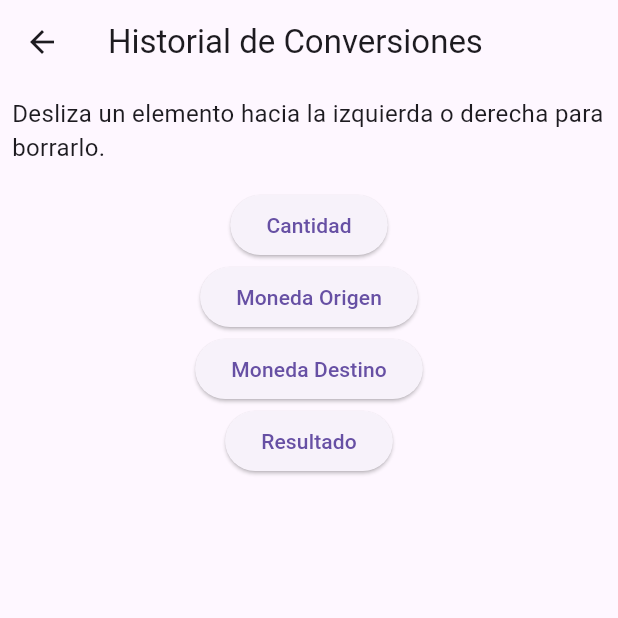
After one commit to codingwithanas/conversor_monedes, a Flutter app: the screen it shows after launch, after a tap on "Ver Historial", on a phone screen of 412 x 824 dp, the top half of it. The commit adds this screen. Run offline on Flutter 3.47's test engine with Material 3 defaults, Android fonts, the phone set to English and light mode, and no system bars; our stand-ins replace hive, hive_flutter; accounts and stored records are empty.

Commit message:
Commit Final

```diff
--- /dev/null
+++ b/lib/data/database.dart
@@ -0,0 +1,21 @@
+import 'package:hive/hive.dart';
+import 'package:conversor_monedes/page/conversion.dart';
+class Database {
+  static Box? _box;
+
+  static Future<void> init() async {
+    _box = await Hive.openBox('conversionesBox');
+  }
+
+  static Future<void> guardarConversion(Conversion conversion) async {
+    await _box?.add(conversion.toMap());
+  }
+
+  static List<Conversion> leerConversiones() {
+    return _box?.values.map((e) => Conversion.fromMap(e)).toList() ?? [];
+  }
+
+  static Future<void> borrarConversion(int key) async {
+    await _box?.delete(key);
+  }
+}
--- a/lib/main.dart
+++ b/lib/main.dart
@@ -1,7 +1,15 @@
 import 'package:flutter/material.dart';
+import 'package:hive_flutter/adapters.dart';
+import 'package:conversor_monedes/data/database.dart';
 import 'page/pagina_inicial.dart';
 
-void main() => runApp(conversor_monedes());
+
+void main() async {
+  WidgetsFlutterBinding.ensureInitialized();
+  await Hive.initFlutter();
+  await Database.init();
+  runApp(conversor_monedes());
+}
 
 class conversor_monedes extends StatelessWidget {
   @override
--- /dev/null
+++ b/lib/page/componentes/historial_ordenar.dart
@@ -0,0 +1,21 @@
+// historial_ordenar.dart
+import 'package:conversor_monedes/page/conversion.dart';
+
+enum OrdenarPor { cantidad, monedaOrigen, monedaDestino, resultado }
+
+void ordenarHistorial(List<Conversion> conversiones, OrdenarPor ordenarPor) {
+  switch (ordenarPor) {
+    case OrdenarPor.cantidad:
+      conversiones.sort((a, b) => a.cantidad.compareTo(b.cantidad));
+      break;
+    case OrdenarPor.monedaOrigen:
+      conversiones.sort((a, b) => a.monedaOrigen.compareTo(b.monedaOrigen));
+      break;
+    case OrdenarPor.monedaDestino:
+      conversiones.sort((a, b) => a.monedaDestino.compareTo(b.monedaDestino));
+      break;
+    case OrdenarPor.resultado:
+      conversiones.sort((a, b) => a.resultado.compareTo(b.resultado));
+      break;
+  }
+}
--- /dev/null
+++ b/lib/page/conversion.dart
@@ -0,0 +1,31 @@
+class Conversion {
+  final String monedaOrigen;
+  final String monedaDestino;
+  final double cantidad;
+  final double resultado;
+
+  Conversion({
+    required this.monedaOrigen,
+    required this.monedaDestino,
+    required this.cantidad,
+    required this.resultado,
+  });
+
+  Map<String, dynamic> toMap() {
+    return {
+      'monedaOrigen': monedaOrigen,
+      'monedaDestino': monedaDestino,
+      'cantidad': cantidad,
+      'resultado': resultado,
+    };
+  }
+
+  factory Conversion.fromMap(Map<String, dynamic> map) {
+    return Conversion(
+      monedaOrigen: map['monedaOrigen'],
+      monedaDestino: map['monedaDestino'],
+      cantidad: map['cantidad'],
+      resultado: map['resultado'],
+    );
+  }
+}
--- /dev/null
+++ b/lib/page/historial_page.dart
@@ -0,0 +1,105 @@
+// historial_page.dart
+import 'package:flutter/material.dart';
+import 'package:hive/hive.dart';
+import 'package:conversor_monedes/data/database.dart';
+import 'conversion.dart';
+import 'package:conversor_monedes/page/componentes/historial_ordenar.dart';
+class HistorialPage extends StatefulWidget {
+  @override
+  _HistorialPageState createState() => _HistorialPageState();
+}
+
+class _HistorialPageState extends State<HistorialPage> {
+  List<Conversion> conversiones = [];
+  late Map<int, Conversion> conversionesConKey;
+  OrdenarPor _ordenarPor = OrdenarPor.cantidad;
+  @override
+  void initState() {
+    super.initState();
+    cargarConversiones();
+  }
+
+  void cargarConversiones() {
+    final box = Hive.box('conversionesBox');
+    final tempConversiones = box.toMap().map((key, value) {
+      return MapEntry(key as int, Conversion.fromMap(Map<String, dynamic>.from(value)));
+    });
+    setState(() {
+      conversionesConKey = tempConversiones;
+      conversiones = tempConversiones.values.toList();
+    });
+  }
+
+  void ordenarYActualizar(OrdenarPor ordenarPor) {
+    setState(() {
+      _ordenarPor = ordenarPor;
+      ordenarHistorial(conversiones, _ordenarPor);
+    });
+  }
+
+  @override
+  Widget build(BuildContext context) {
+    return Scaffold(
+      appBar: AppBar(
+        title: Text("Historial de Conversiones"),
+      ),
+      body: Column(
+        children: [
+          Padding(
+            padding: EdgeInsets.all(8.0),
+            child: Text(
+              'Desliza un elemento hacia la izquierda o derecha para borrarlo.',
+              style: TextStyle(fontSize: 16.0),
+            ),
+          ),
+          ButtonBar(
+            alignment: MainAxisAlignment.center,
+            children: [
+              ElevatedButton(
+                onPressed: () => ordenarYActualizar(OrdenarPor.cantidad),
+                child: Text('Cantidad'),
+              ),
+              ElevatedButton(
+                onPressed: () => ordenarYActualizar(OrdenarPor.monedaOrigen),
+                child: Text('Moneda Origen'),
+              ),
+              ElevatedButton(
+                onPressed: () => ordenarYActualizar(OrdenarPor.monedaDestino),
+                child: Text('Moneda Destino'),
+              ),
+              ElevatedButton(
+                onPressed: () => ordenarYActualizar(OrdenarPor.resultado),
+                child: Text('Resultado'),
+              ),
+            ],
+          ),
+          Expanded(
+            child: ListView.builder(
+              itemCount: conversiones.length,
+              itemBuilder: (context, index) {
+                final int key = conversionesConKey.keys.elementAt(index);
+                final Conversion conv = conversionesConKey[key]!;
+                return Dismissible(
+                  key: Key(key.toString()),
+                  direction: DismissDirection.horizontal,
+                  onDismissed: (direction) {
+                    Database.borrarConversion(key);
+                    setState(() {
+                      conversionesConKey.remove(key);
+                      conversiones.removeAt(index);
+                    });
+                  },
+                  background: Container(color: Colors.red),
+                  child: ListTile(
+                    title: Text('${conv.cantidad} ${conv.monedaOrigen} a ${conv.monedaDestino}'),
+                    subtitle: Text('Resultado: ${conv.resultado}'),
+                  ),
+                );
+              },
+            ),
+          ),
+        ],
+      ),
+    );
+  }
+}
--- a/lib/page/pagina_inicial.dart
+++ b/lib/page/pagina_inicial.dart
@@ -1,6 +1,6 @@
-import 'package:conversor_monedes/page/componentes/dropdown_moneda.dart';
 import 'package:flutter/material.dart';
 import 'pagina_conversor.dart';
+import 'historial_page.dart';
 
 class PaginaInicial extends StatelessWidget {
   @override
@@ -17,7 +17,7 @@ class PaginaInicial extends StatelessWidget {
             Icon(
               Icons.attach_money,
               size: 100,
-              color: Colors.green, // Cambiar color del icono
+              color: Colors.green,
             ),
             SizedBox(height: 20),
             Text(
@@ -30,7 +30,7 @@ class PaginaInicial extends StatelessWidget {
             SizedBox(height: 20),
             ElevatedButton(
               onPressed: () {
-                  Navigator.push(
+                Navigator.push(
                   context,
                   MaterialPageRoute(builder: (context) => PaginaConversor()),
                 );
@@ -50,6 +50,29 @@ class PaginaInicial extends StatelessWidget {
                 ),
               ),
             ),
+            SizedBox(height: 20),
+            ElevatedButton(
+              onPressed: () {
+                Navigator.push(
+                  context,
+                  MaterialPageRoute(builder: (context) => HistorialPage()),
+                );
+              },
+              child: Text(
+                'Ver Historial',
+                style: TextStyle(
+                  fontSize: 20,
+                  fontWeight: FontWeight.bold,
+                ),
+              ),
+              style: ElevatedButton.styleFrom(
+                primary: Colors.blue,
+                padding: EdgeInsets.symmetric(horizontal: 20, vertical: 10),
+                shape: RoundedRectangleBorder(
+                  borderRadius: BorderRadius.circular(20),
+                ),
+              ),
+            ),
           ],
         ),
       ),
--- a/pubspec.yaml
+++ b/pubspec.yaml
@@ -4,11 +4,13 @@ publish_to: 'none'
 version: 0.1.0
 
 environment:
-  sdk: '>=3.2.3 <4.0.0'
+  sdk: '>=2.12.0 <3.0.0'
 
 dependencies:
   flutter:
     sdk: flutter
+  hive: ^2.0.4
+  hive_flutter: ^1.1.0
 
 dev_dependencies:
   flutter_test:
```
Also changed, not shown: lib/page/pagina_conversor.dart (+140 -8 lines), lib/page/componentes/dropdown_moneda.dart (line endings or trailing spaces).
